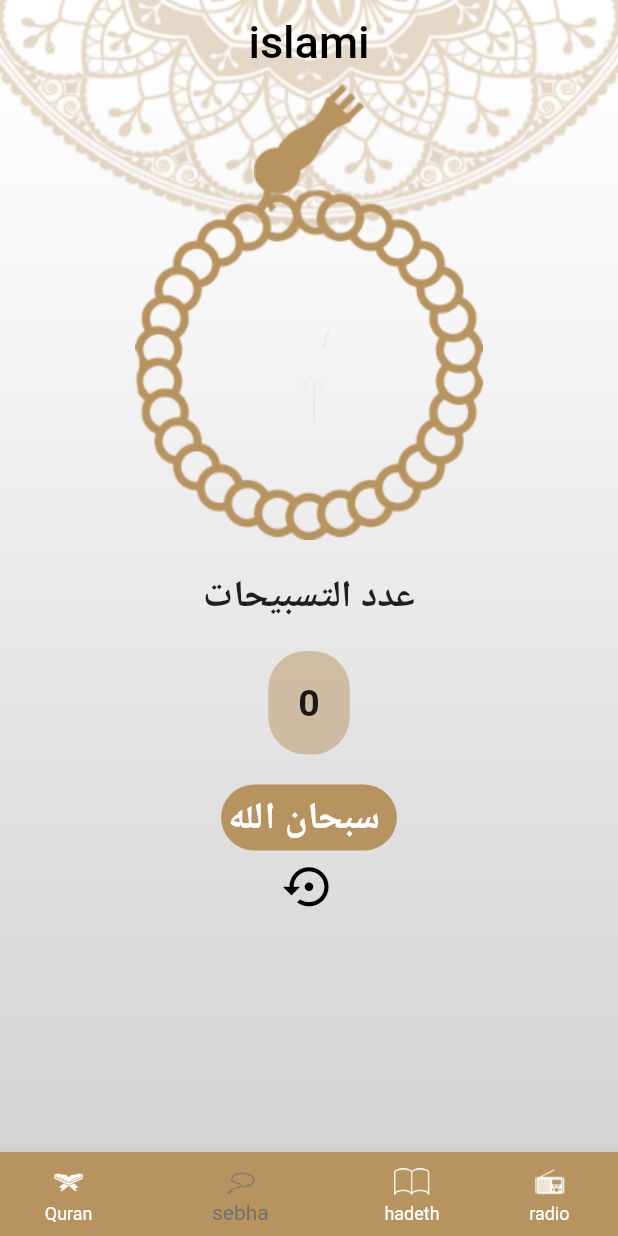
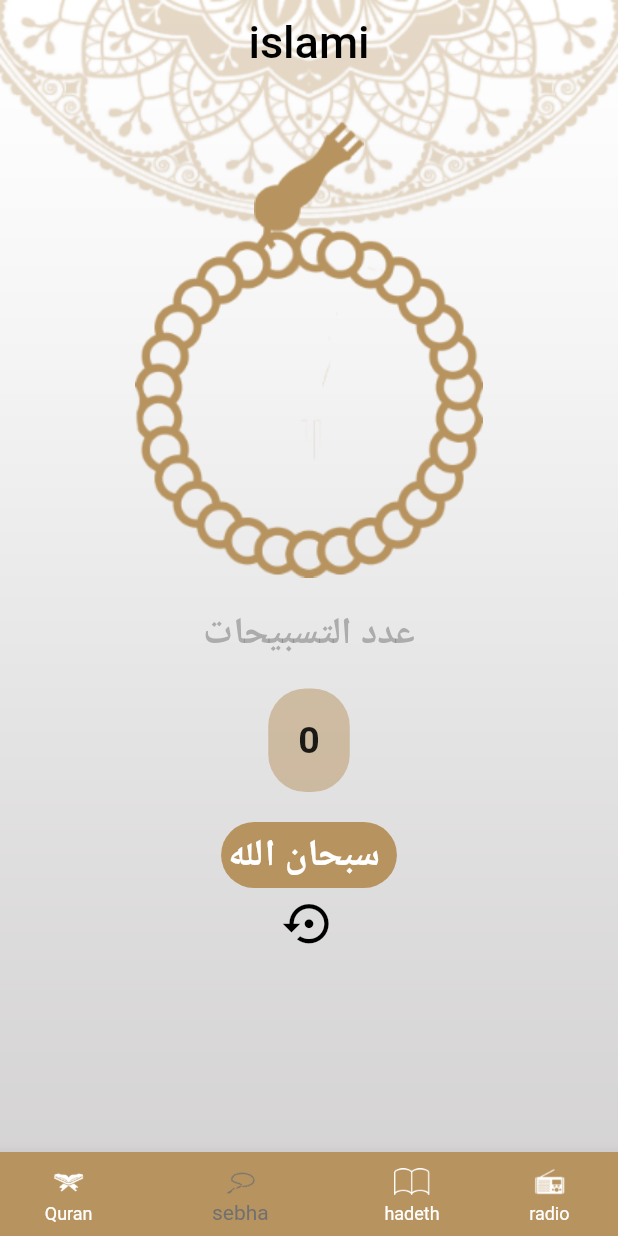
Before and after one commit to ZiadElsaadany/islami, a Flutter app: the screen it shows after launch, item 2 of the bottom bar chosen, on a phone screen of 412 x 824 dp. Run offline on Flutter 3.47's test engine with Material 2 defaults, Android fonts, the phone set to English and light mode, and no system bars.

Commit message:
added sebha

```diff
--- a/lib/Sebha/Sebha.dart
+++ b/lib/Sebha/Sebha.dart
@@ -18,6 +18,9 @@ class _SebhaScreenState extends State<SebhaScreen> {
         child: Column(
       crossAxisAlignment: CrossAxisAlignment.stretch,
           children: [
+            SizedBox(
+              height: 25,
+            ),
             Stack(
               alignment: Alignment.topCenter,
               children: [
@@ -46,6 +49,7 @@ class _SebhaScreenState extends State<SebhaScreen> {
                 style: TextStyle(
                   fontSize: 25,
                   fontWeight: FontWeight.bold,
+                  color: MyThemeData.accentColor.withOpacity(0.5),
                 ),
                 ),
               ) ,
@@ -112,10 +116,9 @@ class _SebhaScreenState extends State<SebhaScreen> {
     }
     else if(currentIndex ==99){
       SebhaNames = "لا اله الا الله" ;
+      currentIndex=-1;
       return SebhaNames;
     }
-    else if(currentIndex ==100){
-      currentIndex=-1;
-    }
+
   }
 }
```
